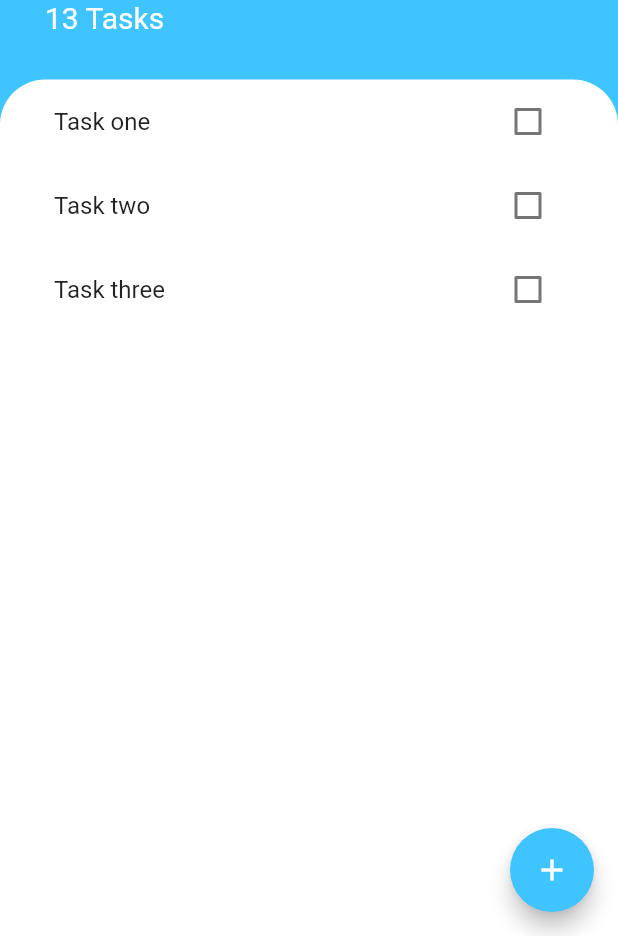
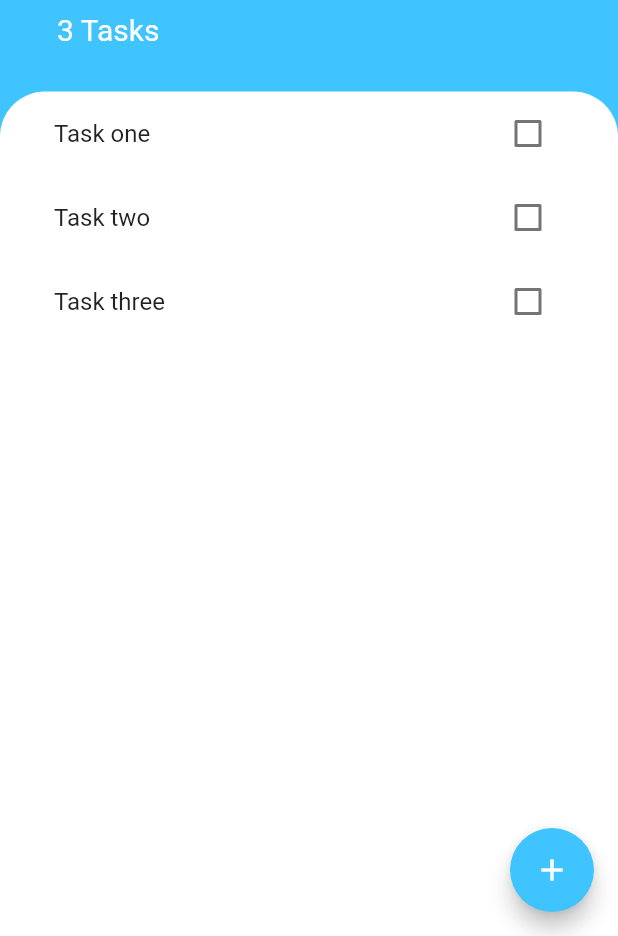
Before and after one commit to Fiyiin/todoey, a Flutter app: the screen it shows after launch, on a phone screen of 412 x 824 dp, the part 300-1236 px from its top. Run offline on Flutter 3.47's test engine with Material 2 defaults, Android fonts, the phone set to English and light mode, and no system bars.

Commit message:
Implement managing state with Provider package
- Add method to update task
- Add method to delete task
- Dislay alert dialog before deleting tasks

```diff
--- a/lib/main.dart
+++ b/lib/main.dart
@@ -1,13 +1,19 @@
 import 'package:flutter/material.dart';
+import 'package:provider/provider.dart';
+import 'package:todoey/models/task_data.dart';
 import 'package:todoey/screens/tasks_screen.dart';
 
 void main() => runApp(MyApp());
 
 class MyApp extends StatelessWidget {
+
   @override
   Widget build(BuildContext context) {
-    return MaterialApp(
-      home: TasksScreen(),
+    return ChangeNotifierProvider<TaskData>(
+      create: (context) => TaskData(),
+          child: MaterialApp(
+          home: TasksScreen(),
+        ),
     );
   }
 }
--- a/lib/models/task.dart
+++ b/lib/models/task.dart
@@ -1,3 +1,4 @@
+
 class Task {
   final String name;
   bool isDone;
--- a/lib/screens/tasks_screen.dart
+++ b/lib/screens/tasks_screen.dart
@@ -1,20 +1,10 @@
 import 'package:flutter/material.dart';
+import 'package:provider/provider.dart';
 import 'package:todoey/widgets/add_tasks_screen.dart';
 import 'package:todoey/widgets/tasks_list.dart';
-import 'package:todoey/models/task.dart';
+import 'package:todoey/models/task_data.dart';
 
-class TasksScreen extends StatefulWidget {
-  @override
-  _TasksScreenState createState() => _TasksScreenState();
-}
-
-class _TasksScreenState extends State<TasksScreen> {
-  List<Task> tasks = [
-    Task(name: 'Task one'),
-    Task(name: 'Task two'),
-    Task(name: 'Task three'),
-  ];
-
+class TasksScreen extends StatelessWidget {
   @override
   Widget build(BuildContext context) {
     return Scaffold(
@@ -50,9 +40,12 @@ class _TasksScreenState extends State<TasksScreen> {
                     fontWeight: FontWeight.bold,
                   ),
                 ),
-                Text(
-                  '13 Tasks',
-                  style: TextStyle(fontSize: 20.0, color: Colors.white),
+                Padding(
+                  padding: const EdgeInsets.only(left: 8.0, top: 8.0),
+                  child: Text(
+                    '${Provider.of<TaskData>(context).taskCount} Tasks',
+                    style: TextStyle(fontSize: 20.0, color: Colors.white),
+                  ),
                 ),
               ],
             ),
@@ -67,7 +60,7 @@ class _TasksScreenState extends State<TasksScreen> {
                   topRight: Radius.circular(30.0),
                 ),
               ),
-              child: TasksList(tasks: tasks),
+              child: TasksList(),
             ),
           ),
         ],
@@ -79,14 +72,12 @@ class _TasksScreenState extends State<TasksScreen> {
         ),
         onPressed: () {
           showModalBottomSheet(
-              context: context,
-              builder: (context) => AddTasksScreen(
-                  tasks: tasks,
-                  addTask: (task) {
-                    setState(() {
-                      tasks.add(task);
-                    });
-                  }));
+            context: context,
+            builder: (context) => AddTasksScreen(
+              tasks: Provider.of<TaskData>(context).tasks,
+              addTask: Provider.of<TaskData>(context).addTask,
+            ),
+          );
         },
       ),
     );
--- a/lib/widgets/add_tasks_screen.dart
+++ b/lib/widgets/add_tasks_screen.dart
@@ -1,6 +1,5 @@
 import 'package:flutter/material.dart';
 import 'package:todoey/models/task.dart';
-import 'package:todoey/widgets/tasks_list.dart';
 
 class AddTasksScreen extends StatelessWidget {
   AddTasksScreen({this.addTask, this.tasks});
@@ -49,7 +48,10 @@ class AddTasksScreen extends StatelessWidget {
                 style: TextStyle(color: Colors.white),
               ),
               onPressed: () {
-                addTask(Task(name: newTask));
+                if (newTask != null) {
+                  addTask(Task(name: newTask));
+                }
+
                 Navigator.pop(context);
               },
             ),
--- a/lib/widgets/tasks_list.dart
+++ b/lib/widgets/tasks_list.dart
@@ -1,30 +1,30 @@
 import 'package:flutter/material.dart';
-import 'package:todoey/models/task.dart';
+import 'package:provider/provider.dart';
+import 'package:todoey/models/task_data.dart';
 import 'package:todoey/widgets/tasks_tile.dart';
 
-class TasksList extends StatefulWidget {
-  TasksList({this.tasks});
-  final List<Task> tasks;
-  @override
-  _TasksListState createState() => _TasksListState();
-}
-
-class _TasksListState extends State<TasksList> {
+class TasksList extends StatelessWidget {
   @override
   Widget build(BuildContext context) {
-    setState(() {});
-    return ListView.builder(
-      itemBuilder: (context, index) {
-        return TaskTile(
-            title: widget.tasks[index].name,
-            isChecked: widget.tasks[index].isDone,
-            onChanged: (newValue) {
-              setState(() {
-                widget.tasks[index].toggleDone();
-              });
-            });
+    return Consumer<TaskData>(
+      builder: (context, taskData, child) {
+        return ListView.builder(
+          itemBuilder: (context, index) {
+            final task = taskData.tasks[index];
+            return TaskTile(
+              title: task.name,
+              isChecked: task.isDone,
+              onChanged: (newValue) {
+                taskData.updateTask(task);
+              },
+              longPress: () {
+                taskData.deleteTask(context, index);
+              },
+            );
+          },
+          itemCount: taskData.taskCount,
+        );
       },
-      itemCount: widget.tasks.length,
     );
   }
 }
--- a/lib/widgets/tasks_tile.dart
+++ b/lib/widgets/tasks_tile.dart
@@ -1,16 +1,11 @@
 import 'package:flutter/material.dart';
 
 class TaskTile extends StatelessWidget {
-  TaskTile({this.isChecked, this.title, this.onChanged});
+  TaskTile({this.isChecked, this.title, this.onChanged, this.longPress});
   final bool isChecked;
   final String title;
   final Function onChanged;
-
-  // void onChanged(newValue) {
-  //   setState(() {
-  //     isChecked = newValue;
-  //   });
-  // }
+  final Function longPress;
 
   @override
   Widget build(BuildContext context) {
@@ -21,7 +16,12 @@ class TaskTile extends StatelessWidget {
           decoration: isChecked ? TextDecoration.lineThrough : null,
         ),
       ),
-      trailing: Checkbox(value: isChecked, onChanged: onChanged),
+      trailing: Checkbox(
+        activeColor: Colors.lightBlueAccent,
+        value: isChecked,
+        onChanged: onChanged,
+      ),
+      onLongPress: longPress,
     );
   }
 }
--- a/pubspec.yaml
+++ b/pubspec.yaml
@@ -23,6 +23,7 @@ dependencies:
   # The following adds the Cupertino Icons font to your application.
   # Use with the CupertinoIcons class for iOS style icons.
   cupertino_icons: ^0.1.2
+  provider: ^4.0.1
 
 dev_dependencies:
   flutter_test:
```
Also changed, not shown: lib/models/task_data.dart (added, +59 -0 lines), pubspec.lock.
